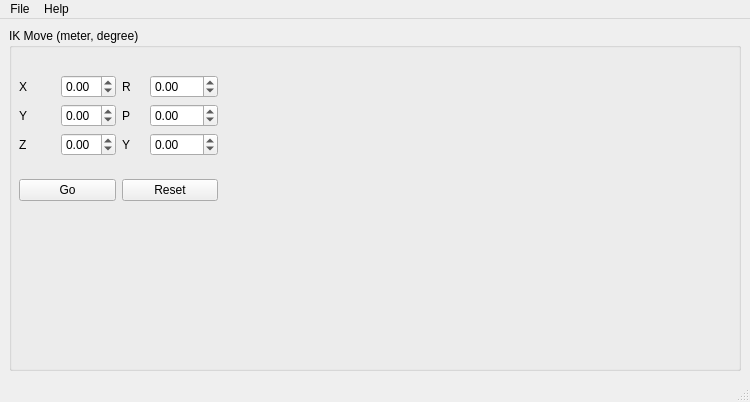
Before: the Qt Designer form prw/src/prw.ui in cuixiongyi/hiveground-ros-pkg, drawn with Qt 5.
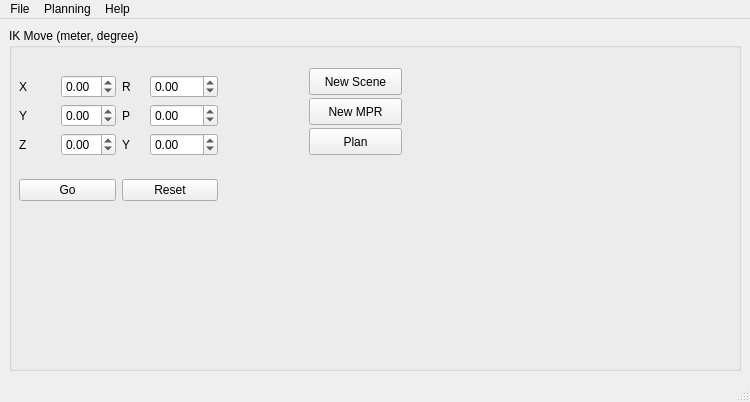
After: the same form once the commit is applied.

```diff
--- a/prw/src/prw.ui
+++ b/prw/src/prw.ui
@@ -205,6 +205,45 @@
         </item>
        </layout>
       </widget>
+      <widget class="QPushButton" name="new_scene">
+       <property name="geometry">
+        <rect>
+         <x>300</x>
+         <y>40</y>
+         <width>93</width>
+         <height>27</height>
+        </rect>
+       </property>
+       <property name="text">
+        <string>New Scene</string>
+       </property>
+      </widget>
+      <widget class="QPushButton" name="new_mpr">
+       <property name="geometry">
+        <rect>
+         <x>300</x>
+         <y>70</y>
+         <width>93</width>
+         <height>27</height>
+        </rect>
+       </property>
+       <property name="text">
+        <string>New MPR</string>
+       </property>
+      </widget>
+      <widget class="QPushButton" name="plan">
+       <property name="geometry">
+        <rect>
+         <x>300</x>
+         <y>100</y>
+         <width>93</width>
+         <height>27</height>
+        </rect>
+       </property>
+       <property name="text">
+        <string>Plan</string>
+       </property>
+      </widget>
      </widget>
     </item>
    </layout>
@@ -215,7 +254,7 @@
      <x>0</x>
      <y>0</y>
      <width>750</width>
-     <height>25</height>
+     <height>23</height>
     </rect>
    </property>
    <widget class="QMenu" name="menuFile">
@@ -229,7 +268,16 @@
      <string>Help</string>
     </property>
    </widget>
+   <widget class="QMenu" name="menuPlanning">
+    <property name="title">
+     <string>Planning</string>
+    </property>
+    <addaction name="actionNew_Scene"/>
+    <addaction name="actionNew_Request"/>
+    <addaction name="actionNew_Trajectory"/>
+   </widget>
    <addaction name="menuFile"/>
+   <addaction name="menuPlanning"/>
    <addaction name="menuHelp"/>
   </widget>
   <widget class="QStatusBar" name="statusbar"/>
```
Left out of the diff: 15 changed lines with no effect on the pictures.
